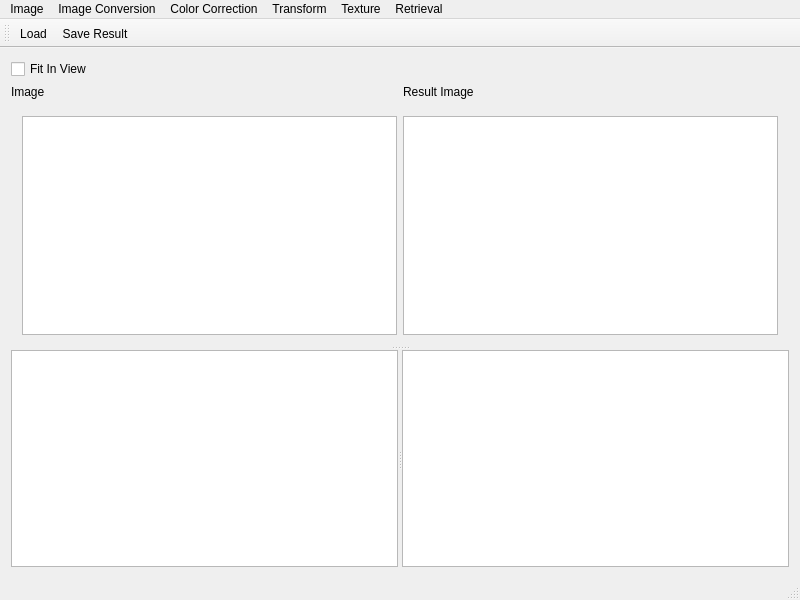
This is mainwindow.ui in andrew-k-21-12/aioi3 as Qt 5 draws it before an edit. The edited form follows.
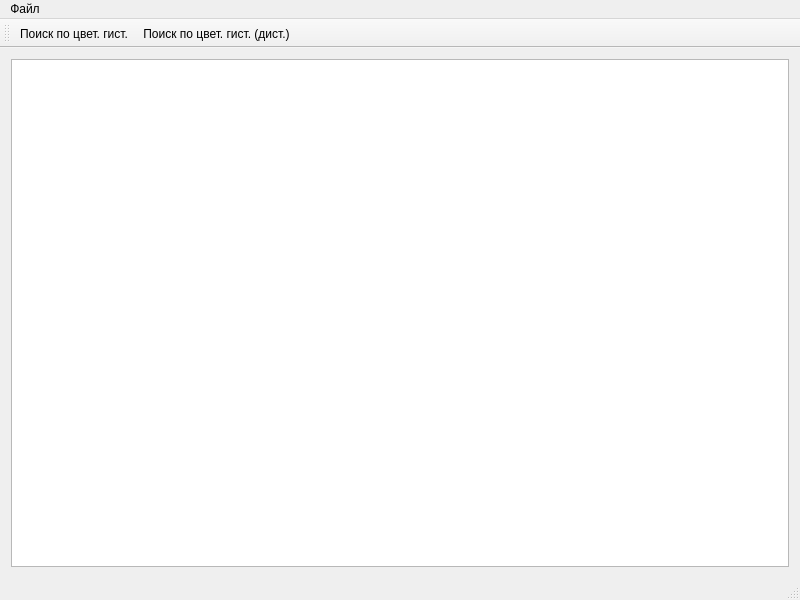
This is the edited form.

Diff of the .ui file:
```diff
--- a/mainwindow.ui
+++ b/mainwindow.ui
@@ -13,96 +13,7 @@
   <widget class="QWidget" name="centralWidget">
    <layout class="QGridLayout" name="gridLayout">
     <item row="0" column="0">
-     <widget class="QCheckBox" name="checkBox">
-      <property name="layoutDirection">
-       <enum>Qt::LeftToRight</enum>
-      </property>
-      <property name="text">
-       <string>Fit In View</string>
-      </property>
-     </widget>
-    </item>
-    <item row="1" column="0">
-     <widget class="QLabel" name="label">
-      <property name="text">
-       <string>Image</string>
-      </property>
-     </widget>
-    </item>
-    <item row="1" column="1">
-     <widget class="QLabel" name="label_2">
-      <property name="text">
-       <string>Result Image</string>
-      </property>
-     </widget>
-    </item>
-    <item row="2" column="0" colspan="2">
-     <widget class="QSplitter" name="splitter_2">
-      <property name="orientation">
-       <enum>Qt::Vertical</enum>
-      </property>
-      <widget class="QWidget" name="layoutWidget">
-       <layout class="QHBoxLayout" name="horizontalLayout_2">
-        <item>
-         <widget class="QGraphicsView" name="graphicsView"/>
-        </item>
-        <item>
-         <widget class="QGraphicsView" name="graphicsView_2"/>
-        </item>
-       </layout>
-      </widget>
-      <widget class="QSplitter" name="splitter">
-       <property name="orientation">
-        <enum>Qt::Horizontal</enum>
-       </property>
-       <widget class="QGraphicsView" name="graphicsView_3">
-        <property name="sizePolicy">
-         <sizepolicy hsizetype="Preferred" vsizetype="Preferred">
-          <horstretch>0</horstretch>
-          <verstretch>0</verstretch>
-         </sizepolicy>
-        </property>
-        <property name="minimumSize">
-         <size>
-          <width>0</width>
-          <height>150</height>
-         </size>
-        </property>
-        <property name="verticalScrollBarPolicy">
-         <enum>Qt::ScrollBarAlwaysOff</enum>
-        </property>
-        <property name="horizontalScrollBarPolicy">
-         <enum>Qt::ScrollBarAlwaysOff</enum>
-        </property>
-        <property name="resizeAnchor">
-         <enum>QGraphicsView::NoAnchor</enum>
-        </property>
-       </widget>
-       <widget class="QGraphicsView" name="graphicsView_4">
-        <property name="sizePolicy">
-         <sizepolicy hsizetype="Preferred" vsizetype="Preferred">
-          <horstretch>0</horstretch>
-          <verstretch>0</verstretch>
-         </sizepolicy>
-        </property>
-        <property name="minimumSize">
-         <size>
-          <width>0</width>
-          <height>150</height>
-         </size>
-        </property>
-        <property name="verticalScrollBarPolicy">
-         <enum>Qt::ScrollBarAlwaysOff</enum>
-        </property>
-        <property name="horizontalScrollBarPolicy">
-         <enum>Qt::ScrollBarAlwaysOff</enum>
-        </property>
-        <property name="resizeAnchor">
-         <enum>QGraphicsView::NoAnchor</enum>
-        </property>
-       </widget>
-      </widget>
-     </widget>
+     <widget class="QGraphicsView" name="graphicsView"/>
     </item>
    </layout>
   </widget>
@@ -117,68 +28,13 @@
    </property>
    <widget class="QMenu" name="menuImage">
     <property name="title">
-     <string>Image</string>
+     <string>Файл</string>
     </property>
     <addaction name="actionLoad"/>
-    <addaction name="actionSave"/>
-   </widget>
-   <widget class="QMenu" name="menuImage_Conversion">
-    <property name="title">
-     <string>Image Conversion</string>
-    </property>
-    <addaction name="actionGrayscale"/>
-    <addaction name="actionBinarization_manual"/>
-    <addaction name="actionOtsu_global"/>
-    <addaction name="actionOtsu_local"/>
-    <addaction name="actionBrightness_gradient"/>
-    <addaction name="actionBrightness_quantization"/>
-   </widget>
-   <widget class="QMenu" name="menuColor_correction">
-    <property name="title">
-     <string>Color Correction</string>
-    </property>
-    <widget class="QMenu" name="menuConversion_function">
-     <property name="title">
-      <string>Conversion function</string>
-     </property>
-     <addaction name="actionLinear"/>
-     <addaction name="actionGamma_correction"/>
-     <addaction name="actionLg"/>
-     <addaction name="actionPiecewise_linear"/>
-    </widget>
-    <addaction name="actionBase_color_correction"/>
-    <addaction name="actionGray_world"/>
-    <addaction name="menuConversion_function"/>
-    <addaction name="actionBrightness_normalization"/>
-    <addaction name="actionHistogram_equalization"/>
-   </widget>
-   <widget class="QMenu" name="menuTransform">
-    <property name="title">
-     <string>Transform</string>
-    </property>
-    <addaction name="actionZoom"/>
-   </widget>
-   <widget class="QMenu" name="menuTexture">
-    <property name="title">
-     <string>Texture</string>
-    </property>
-    <addaction name="actionBinary_partition"/>
-    <addaction name="actionEdge"/>
-   </widget>
-   <widget class="QMenu" name="menuRetrieval">
-    <property name="title">
-     <string>Retrieval</string>
-    </property>
-    <addaction name="actionColor_histogram"/>
-    <addaction name="actionShape_histogram_distance"/>
    </widget>
    <addaction name="menuImage"/>
-   <addaction name="menuImage_Conversion"/>
-   <addaction name="menuColor_correction"/>
-   <addaction name="menuTransform"/>
-   <addaction name="menuTexture"/>
-   <addaction name="menuRetrieval"/>
   </widget>
+  <widget class="QStatusBar" name="statusBar"/>
   <widget class="QToolBar" name="mainToolBar">
    <attribute name="toolBarArea">
     <enum>TopToolBarArea</enum>
@@ -186,15 +42,9 @@
    <attribute name="toolBarBreak">
     <bool>false</bool>
    </attribute>
-   <addaction name="actionLoad"/>
-   <addaction name="actionSave"/>
+   <addaction name="actionColorHistogram"/>
+   <addaction name="actionShapeHistogramDistance"/>
   </widget>
-  <widget class="QStatusBar" name="statusBar"/>
-  <action name="actionLoad">
-   <property name="text">
-    <string>Load</string>
-   </property>
-  </action>
   <action name="actionGrayscale">
    <property name="text">
     <string>Grayscale</string>
@@ -210,11 +60,6 @@
     <string>Otsu (global)</string>
    </property>
   </action>
-  <action name="actionSave">
-   <property name="text">
-    <string>Save Result</string>
-   </property>
-  </action>
   <action name="actionBrightness_gradient">
    <property name="text">
     <string>Brightness gradient</string>
@@ -285,14 +130,22 @@
     <string>Edge</string>
    </property>
   </action>
-  <action name="actionColor_histogram">
+  <action name="actionColorHistogram">
    <property name="text">
-    <string>Color histogram</string>
+    <string>Поиск по цвет. гист.</string>
    </property>
   </action>
-  <action name="actionShape_histogram_distance">
+  <action name="actionShapeHistogramDistance">
    <property name="text">
-    <string>Shape histogram (distance)</string>
+    <string>Поиск по цвет. гист. (дист.)</string>
+   </property>
+  </action>
+  <action name="actionLoad">
+   <property name="text">
+    <string>Открыть</string>
+   </property>
+   <property name="shortcut">
+    <string>Ctrl+O</string>
    </property>
   </action>
  </widget>
```
